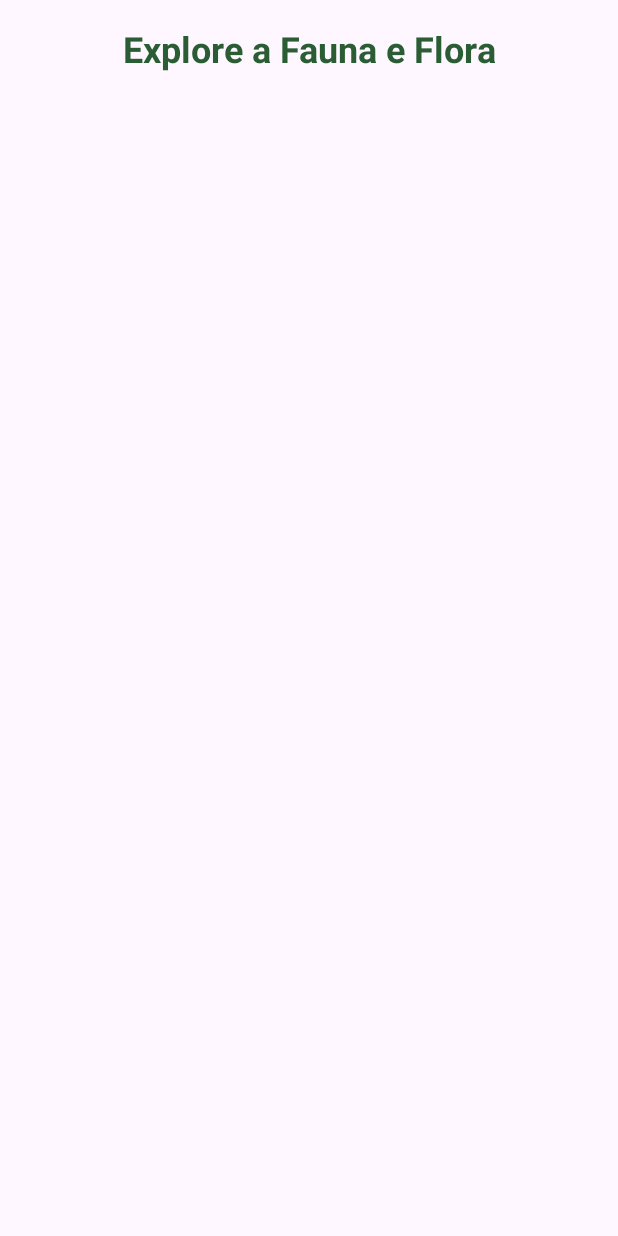
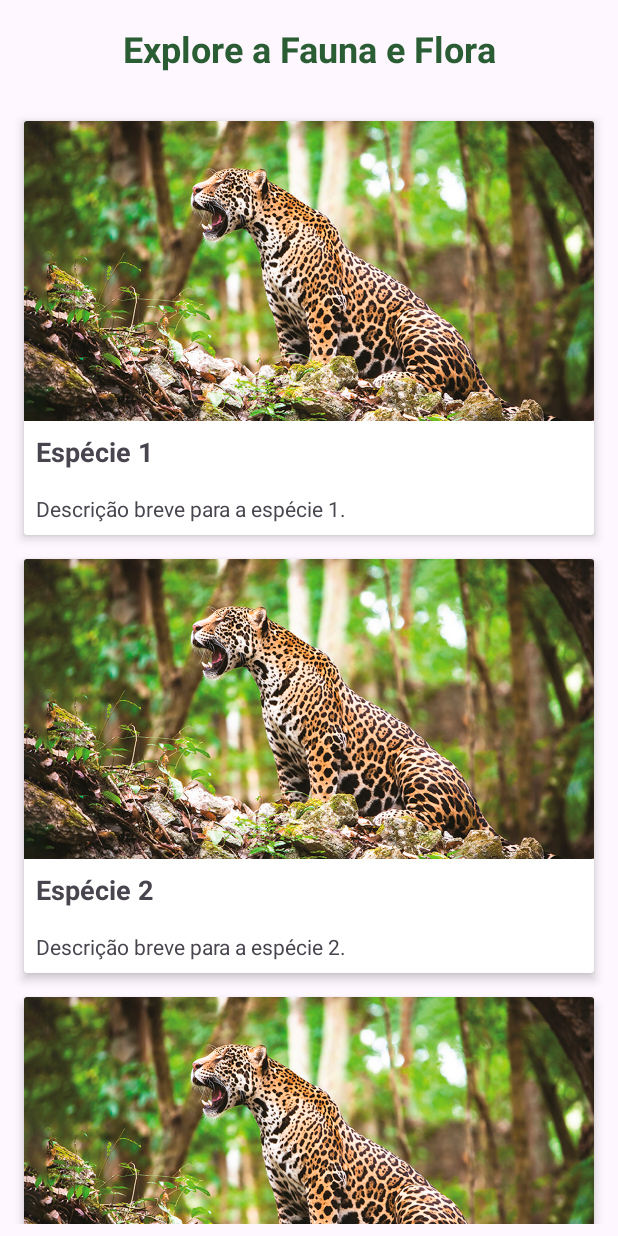
Before and after one commit to Lorranlhss/Appei, an Android app: the FaunaFloraActivity screen opened directly, with no data from a screen before it, on a phone screen of 412 x 824 dp. Run offline under Robolectric (Android 15) with nearby library versions, the phone set to English and light mode, and no system bars; pictures from the network do not load.

Commit message:
Atualizações da pagina de fauna e flora

```diff
--- a/app/build.gradle.kts
+++ b/app/build.gradle.kts
@@ -31,6 +31,10 @@ android {
         sourceCompatibility = JavaVersion.VERSION_11
         targetCompatibility = JavaVersion.VERSION_11
     }
+
+    tasks.withType<JavaCompile> {
+        options.compilerArgs.add("-Xlint:unchecked")
+    }
 }
 
 dependencies {
--- a/app/src/main/java/com/biomaamazonia/appei/FaunaFloraActivity.java
+++ b/app/src/main/java/com/biomaamazonia/appei/FaunaFloraActivity.java
@@ -1,63 +1,41 @@
-
 package com.biomaamazonia.appei;
-
 import android.os.Bundle;
-import android.widget.Toast;
 import androidx.appcompat.app.AppCompatActivity;
 import androidx.recyclerview.widget.LinearLayoutManager;
 import androidx.recyclerview.widget.RecyclerView;
-import com.google.firebase.database.DataSnapshot;
-import com.google.firebase.database.DatabaseError;
-import com.google.firebase.database.DatabaseReference;
-import com.google.firebase.database.FirebaseDatabase;
-import com.google.firebase.database.ValueEventListener;
-
 import java.util.ArrayList;
 
 public class FaunaFloraActivity extends AppCompatActivity {
 
-    private DatabaseReference mDatabase;
     private RecyclerView recyclerView;
-    private ArrayList<FaunaFloraItem> faunaFloraList = new ArrayList<>();
     private FaunaFloraAdapter adapter;
+    private ArrayList<FaunaFloraItem> faunaFloraList;
 
     @Override
     protected void onCreate(Bundle savedInstanceState) {
         super.onCreate(savedInstanceState);
         setContentView(R.layout.activity_fauna_flora);
 
-        // Configurando o RecyclerView e o adapter
         recyclerView = findViewById(R.id.recyclerViewFaunaFlora);
         recyclerView.setLayoutManager(new LinearLayoutManager(this));
 
-        // Inicializando o adapter customizado
+        faunaFloraList = new ArrayList<>();
         adapter = new FaunaFloraAdapter(faunaFloraList);
         recyclerView.setAdapter(adapter);
 
-        // Inicializar o Firebase Database
-        mDatabase = FirebaseDatabase.getInstance().getReference().child("faunaFlora");
+        // Adicionando 20 cards com dados fictícios
+        adicionarItems();
+    }
 
-        // Recuperar dados do Firebase
-        mDatabase.addValueEventListener(new ValueEventListener() {
-            @Override
-            public void onDataChange(DataSnapshot dataSnapshot) {
-                faunaFloraList.clear();
-                for (DataSnapshot snapshot : dataSnapshot.getChildren()) {
-                    String nome = snapshot.child("nome").getValue(String.class);
-                    String descricao = snapshot.child("descricao").getValue(String.class);
-                    String imageUrl = snapshot.child("imageUrl").getValue(String.class); // ou definir uma imagem padrão
+    private void adicionarItems() {
+        for (int i = 1; i <= 20; i++) {
+            String titulo = "Espécie " + i;
+            String descricao = "Descrição breve para a espécie " + i + ".";
+            String imagemUrl = "https://via.placeholder.com/200";  // URL de exemplo, troque pelo real, se necessário
 
-                    // Criar um novo objeto FaunaFloraItem e adicioná-lo à lista
-                    FaunaFloraItem item = new FaunaFloraItem(nome, descricao, imageUrl);
-                    faunaFloraList.add(item);
-                }
-                adapter.notifyDataSetChanged();
-            }
-
-            @Override
-            public void onCancelled(DatabaseError databaseError) {
-                Toast.makeText(FaunaFloraActivity.this, "Erro ao carregar dados.", Toast.LENGTH_SHORT).show();
-            }
-        });
+            FaunaFloraItem item = new FaunaFloraItem(titulo, descricao, imagemUrl);
+            faunaFloraList.add(item);
+        }
+        adapter.notifyDataSetChanged();  // Atualiza o adaptador para exibir os novos itens
     }
 }
--- a/app/src/main/java/com/biomaamazonia/appei/FaunaFloraAdapter.java
+++ b/app/src/main/java/com/biomaamazonia/appei/FaunaFloraAdapter.java
@@ -1,6 +1,7 @@
 
 package com.biomaamazonia.appei;
 
+// FaunaFloraAdapter.java
 import android.view.LayoutInflater;
 import android.view.View;
 import android.view.ViewGroup;
@@ -8,30 +9,35 @@ import android.widget.ImageView;
 import android.widget.TextView;
 import androidx.annotation.NonNull;
 import androidx.recyclerview.widget.RecyclerView;
-import java.util.ArrayList;
+import com.bumptech.glide.Glide;
+import java.util.List;
 
-public class FaunaFloraAdapter extends RecyclerView.Adapter<FaunaFloraAdapter.FaunaFloraViewHolder> {
+public class FaunaFloraAdapter extends RecyclerView.Adapter<FaunaFloraAdapter.ViewHolder> {
 
-    private ArrayList<FaunaFloraItem> faunaFloraList;
+    private List<FaunaFloraItem> faunaFloraList;
 
-    public FaunaFloraAdapter(ArrayList<FaunaFloraItem> faunaFloraList) {
+    public FaunaFloraAdapter(List<FaunaFloraItem> faunaFloraList) {
         this.faunaFloraList = faunaFloraList;
     }
 
     @NonNull
     @Override
-    public FaunaFloraViewHolder onCreateViewHolder(@NonNull ViewGroup parent, int viewType) {
+    public ViewHolder onCreateViewHolder(@NonNull ViewGroup parent, int viewType) {
         View view = LayoutInflater.from(parent.getContext()).inflate(R.layout.item_fauna_flora, parent, false);
-        return new FaunaFloraViewHolder(view);
+        return new ViewHolder(view);
     }
 
     @Override
-    public void onBindViewHolder(@NonNull FaunaFloraViewHolder holder, int position) {
+    public void onBindViewHolder(@NonNull ViewHolder holder, int position) {
         FaunaFloraItem item = faunaFloraList.get(position);
-        holder.faunaFloraNameTextView.setText(item.getName());
-        holder.faunaFloraDescriptionTextView.setText(item.getDescription());
-        // Configurar imagem se houver uma URL ou Drawable
-        // Exemplo: Glide.with(holder.itemView.getContext()).load(item.getImageUrl()).into(holder.faunaFloraImageView);
+        holder.nomeTextView.setText(item.getTitulo());
+        holder.descricaoTextView.setText(item.getDescricao());
+
+        // Usar Glide para carregar a imagem a partir da URL
+        Glide.with(holder.itemView.getContext())
+                .load(item.getImagemUrl())
+                .placeholder(R.drawable.img_onca_fauna)  // Imagem placeholder
+                .into(holder.imagemView);
     }
 
     @Override
@@ -39,17 +45,16 @@ public class FaunaFloraAdapter extends RecyclerView.Adapter<FaunaFloraAdapter.Fa
         return faunaFloraList.size();
     }
 
-    public static class FaunaFloraViewHolder extends RecyclerView.ViewHolder {
-        TextView faunaFloraNameTextView;
-        TextView faunaFloraDescriptionTextView;
-        ImageView faunaFloraImageView;
+    public static class ViewHolder extends RecyclerView.ViewHolder {
+        TextView nomeTextView;
+        TextView descricaoTextView;
+        ImageView imagemView;
 
-
-        public FaunaFloraViewHolder(@NonNull View itemView) {
+        public ViewHolder(View itemView) {
             super(itemView);
-            faunaFloraNameTextView = itemView.findViewById(R.id.faunaFloraNameTextView);
-            faunaFloraDescriptionTextView = itemView.findViewById(R.id.faunaFloraDescriptionTextView);
-            faunaFloraImageView = itemView.findViewById(R.id.faunaFloraImageView);
+            nomeTextView = itemView.findViewById(R.id.faunaFloraNameTextView);
+            descricaoTextView = itemView.findViewById(R.id.faunaFloraDescriptionTextView);
+            imagemView = itemView.findViewById(R.id.faunaFloraImageView);
         }
     }
 }
--- a/app/src/main/java/com/biomaamazonia/appei/FaunaFloraItem.java
+++ b/app/src/main/java/com/biomaamazonia/appei/FaunaFloraItem.java
@@ -1,40 +1,39 @@
-
 package com.biomaamazonia.appei;
 
 public class FaunaFloraItem {
-    private String name;
-    private String description;
-    private String imageUrl;
+    private String titulo;
+    private String descricao;
+    private String imagemUrl;
 
     // Construtor
-    public FaunaFloraItem(String name, String description, String imageUrl) {
-        this.name = name;
-        this.description = description;
-        this.imageUrl = imageUrl;
+    public FaunaFloraItem(String titulo, String descricao, String imagemUrl) {
+        this.titulo = titulo;
+        this.descricao = descricao;
+        this.imagemUrl = imagemUrl;
     }
 
     // Getters e Setters
-    public String getName() {
-        return name;
+    public String getTitulo() {
+        return titulo;
     }
 
-    public void setName(String name) {
-        this.name = name;
+    public void setTitulo(String titulo) {
+        this.titulo = titulo;
     }
 
-    public String getDescription() {
-        return description;
+    public String getDescricao() {
+        return descricao;
     }
 
-    public void setDescription(String description) {
-        this.description = description;
+    public void setDescricao(String descricao) {
+        this.descricao = descricao;
     }
 
-    public String getImageUrl() {
-        return imageUrl;
+    public String getImagemUrl() {
+        return imagemUrl;
     }
 
-    public void setImageUrl(String imageUrl) {
-        this.imageUrl = imageUrl;
+    public void setImagemUrl(String imagemUrl) {
+        this.imagemUrl = imagemUrl;
     }
 }
--- a/app/src/main/res/layout/item_fauna_flora.xml
+++ b/app/src/main/res/layout/item_fauna_flora.xml
@@ -1,4 +1,5 @@
 
+<!-- item_fauna_flora.xml -->
 <androidx.cardview.widget.CardView
     xmlns:android="http://schemas.android.com/apk/res/android"
     xmlns:app="http://schemas.android.com/apk/res-auto"
@@ -6,6 +7,7 @@
     android:layout_height="wrap_content"
     android:layout_margin="8dp"
     app:cardElevation="4dp">
+
 
     <LinearLayout
         android:layout_width="match_parent"
@@ -23,7 +25,7 @@
             android:id="@+id/faunaFloraNameTextView"
             android:layout_width="wrap_content"
             android:layout_height="wrap_content"
-            android:text="nome especie"
+            android:text="Nome da Espécie"
             android:textSize="18sp"
             android:textStyle="bold"
             android:padding="8dp" />
@@ -32,11 +34,8 @@
             android:id="@+id/faunaFloraDescriptionTextView"
             android:layout_width="wrap_content"
             android:layout_height="wrap_content"
-            android:text= "descrição"
+            android:text="Descrição breve"
             android:textSize="14sp"
             android:padding="8dp" />
-
-
-
     </LinearLayout>
 </androidx.cardview.widget.CardView>
```
